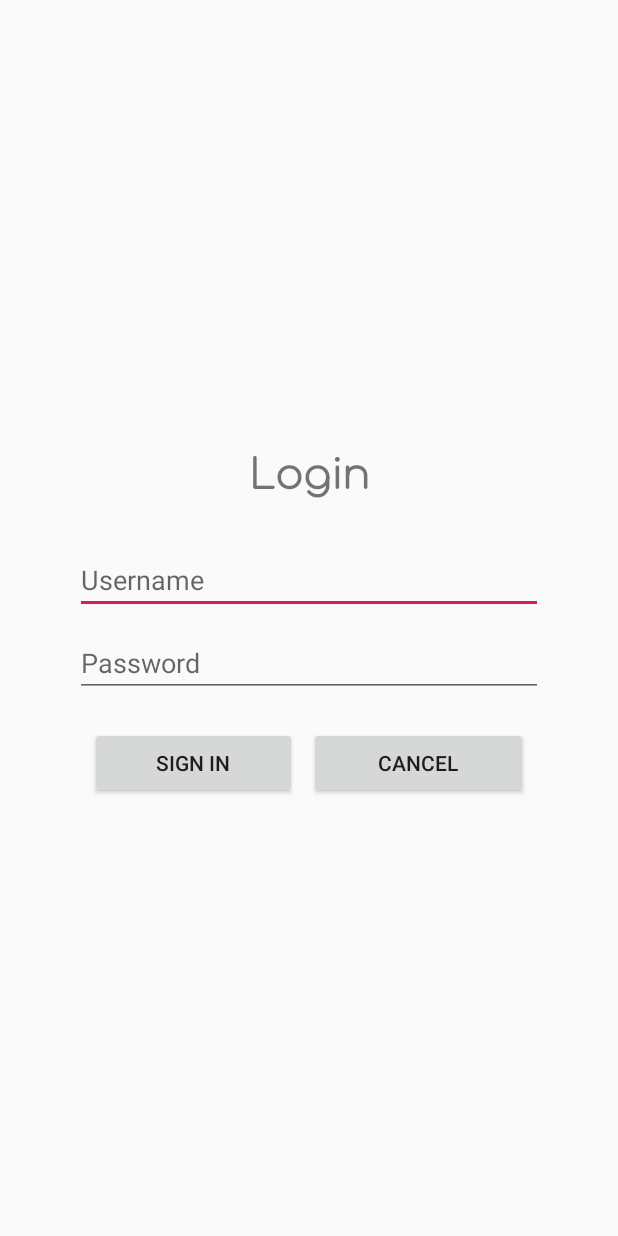
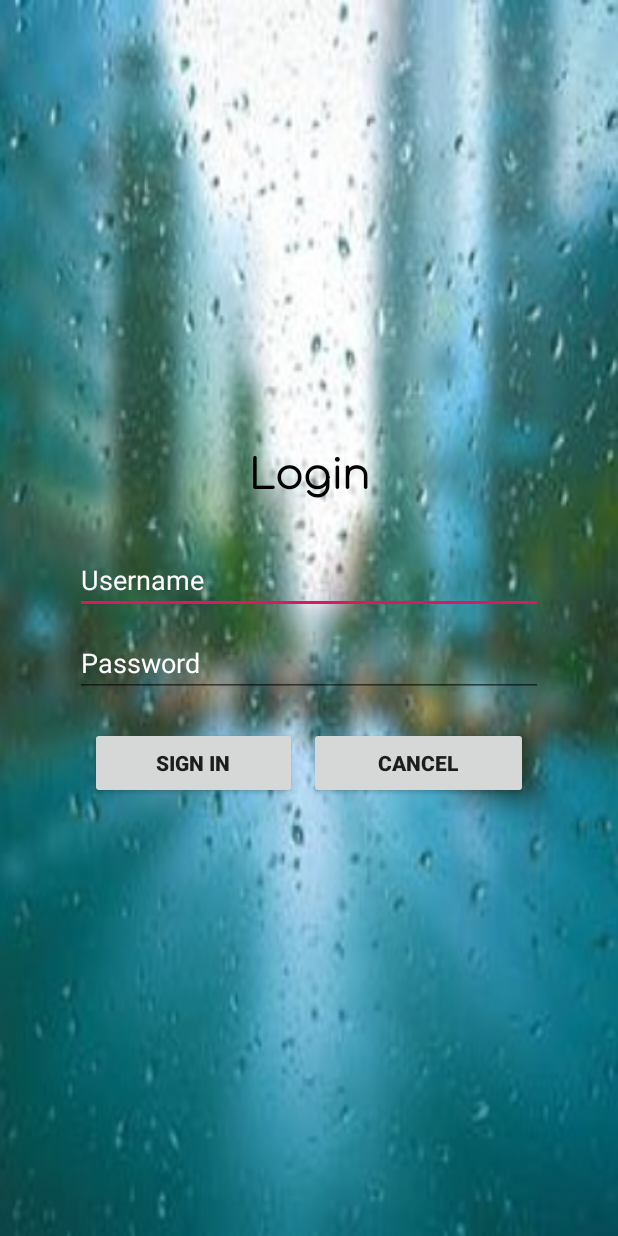
Before and after one commit to Nayan46/Todo-App, an Android app: the screen it shows after launch (LoginActivity), on a phone screen of 412 x 824 dp. Run offline under Robolectric (Android 15) with nearby library versions, the phone set to English and light mode, and no system bars; Roboto replaces fonts that are not available here.

Commit message:
DMA Final Todo App with Attractive UI.

```diff
--- a/app/src/main/java/com/codewithnayan/todoapp/data/TodoDAO.java
+++ b/app/src/main/java/com/codewithnayan/todoapp/data/TodoDAO.java
@@ -33,4 +33,5 @@ public interface TodoDAO {
 
     @Query("SELECT * FROM todo_table WHERE id=:id")
     ETodo getTodoById(int id);
+
 }
--- a/app/src/main/res/layout/activity_login.xml
+++ b/app/src/main/res/layout/activity_login.xml
@@ -4,6 +4,7 @@
     xmlns:tools="http://schemas.android.com/tools"
     android:layout_width="match_parent"
     android:layout_height="match_parent"
+    android:background="@drawable/login"
     tools:context=".LoginActivity">
 
     <LinearLayout
@@ -23,6 +24,7 @@
             android:gravity="center_horizontal"
             android:text="@string/login_login"
             android:textSize="27sp"
+            android:textColor="#000000"
             android:textStyle="bold" />
 
         <EditText
@@ -35,6 +37,8 @@
             android:layout_marginBottom="10dp"
             android:ems="10"
             android:hint="@string/login_username"
+            android:textColor="#ffffff"
+            android:textColorHint="#ffffff"
             android:inputType="textPersonName" />
 
         <EditText
@@ -46,6 +50,8 @@
             android:layout_marginBottom="20dp"
             android:ems="10"
             android:hint="@string/login_password"
+            android:textColor="#ffffff"
+            android:textColorHint="#ffffff"
             android:inputType="textPersonName" />
 
         <LinearLayout
@@ -60,6 +66,7 @@
                 android:layout_width="match_parent"
                 android:layout_height="wrap_content"
                 android:layout_marginRight="8dp"
+                android:textStyle="bold"
                 android:layout_weight="1"
                 android:text="@string/login_signin" />
 
@@ -67,6 +74,7 @@
                 android:id="@+id/login_btn_cancel"
                 android:layout_width="match_parent"
                 android:layout_height="wrap_content"
+                android:textStyle="bold"
                 android:layout_weight="1"
                 android:text="@string/login_cancel" />
         </LinearLayout>
--- a/app/src/main/res/layout/fragment_edit_todo.xml
+++ b/app/src/main/res/layout/fragment_edit_todo.xml
@@ -4,7 +4,8 @@
     android:layout_width="match_parent"
     android:layout_height="match_parent"
     android:orientation="vertical"
-    tools:context=".EditTodoFragment">
+    tools:context=".EditTodoFragment"
+    android:background="@drawable/todo_bg">
 
     <EditText
         android:id="@+id/edit_txt_title"
@@ -111,6 +112,7 @@
             android:layout_marginLeft="35dp"
             android:layout_marginTop="15dp"
             android:layout_weight="1"
+            android:elevation="15dp"
             android:text="@string/edit_save" />
 
         <Button
--- a/app/src/main/res/layout/fragment_todo_list.xml
+++ b/app/src/main/res/layout/fragment_todo_list.xml
@@ -7,6 +7,7 @@
 
    <androidx.recyclerview.widget.RecyclerView
        android:id="@+id/todo_recycler_view"
+       android:background="@drawable/todo_bgg"
        android:layout_width="match_parent"
        android:layout_height="match_parent"/>
 
--- a/app/src/main/res/layout/list_item_todo.xml
+++ b/app/src/main/res/layout/list_item_todo.xml
@@ -3,7 +3,9 @@
     android:layout_width="match_parent"
     android:layout_height="wrap_content"
     android:orientation="vertical"
-    android:layout_marginBottom="3dp"
+    android:layout_marginBottom="4dp"
+    android:layout_marginRight="4dp"
+    android:layout_marginLeft="4dp"
     android:padding="5dp">
 
     <TextView
```
Also changed, not shown: app/src/main/java/com/codewithnayan/todoapp/EditTodoActivity.java (+16 -0 lines), app/src/main/java/com/codewithnayan/todoapp/TodoListFragment.java (+5 -2 lines), app/src/main/res/drawable/login.jpg (added), app/src/main/res/drawable/todo_bg.jpg (added), app/src/main/res/drawable/todo_bgg.jpg (added).
